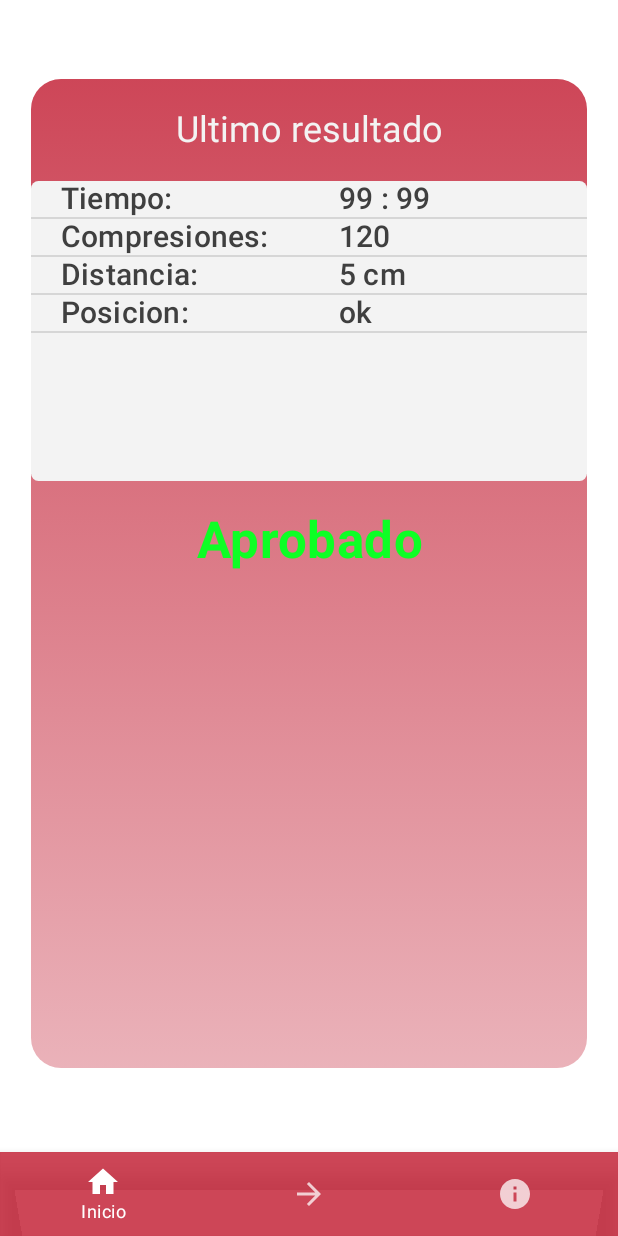
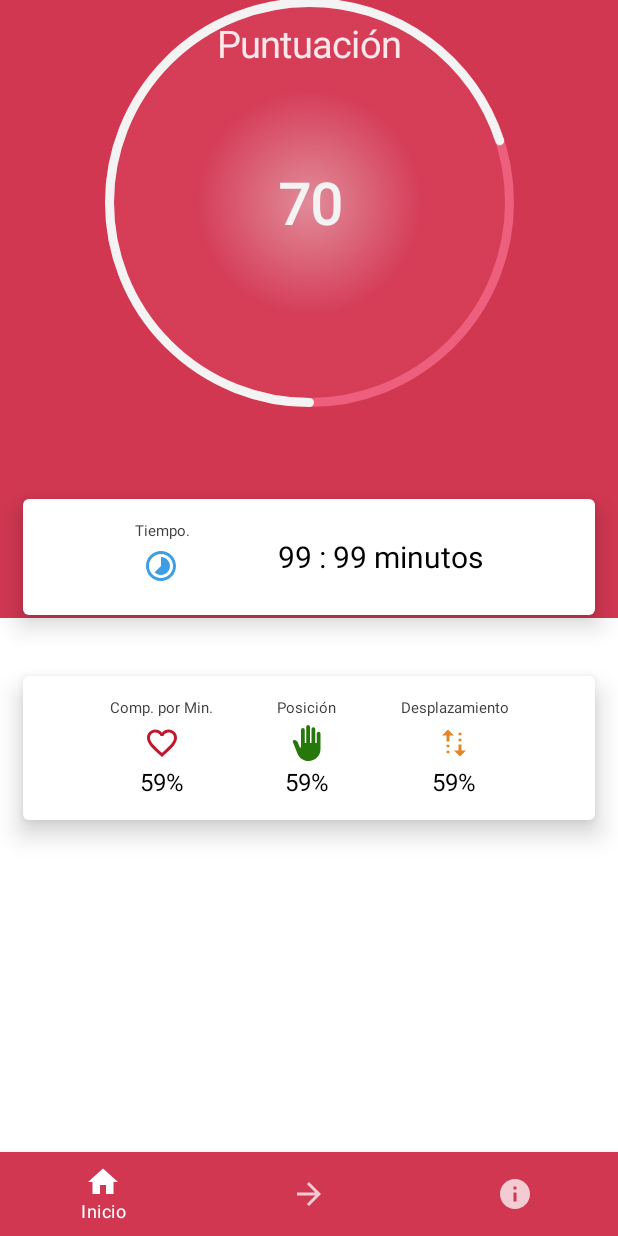
Before and after one commit to kaponero/MyApplication2, an Android app built with Jetpack Compose: the screen it shows after launch (MainActivity), on a phone screen of 412 x 824 dp. Run offline under Robolectric (Android 15) with nearby library versions, the phone set to English and light mode, and no system bars; our stand-ins replace Dagger/Hilt's generated code.

Commit message:
interaz de inicio

```diff
--- a/app/src/main/java/com/example/myapplication/presentation/StartScreen.kt
+++ b/app/src/main/java/com/example/myapplication/presentation/StartScreen.kt
@@ -1,26 +1,37 @@
 package com.example.myapplication.presentation
+import android.graphics.Paint
+import androidx.compose.foundation.Canvas
+import androidx.compose.foundation.Image
 import androidx.compose.foundation.background
 import androidx.compose.foundation.layout.*
 import androidx.compose.foundation.shape.RoundedCornerShape
+import androidx.compose.material.Card
 import androidx.compose.material.Divider
 import androidx.compose.material.MaterialTheme
 import androidx.compose.material.Text
-import androidx.compose.runtime.Composable
-import androidx.compose.runtime.LaunchedEffect
+import androidx.compose.runtime.*
 import androidx.compose.ui.Alignment
 import androidx.compose.ui.Modifier
-import androidx.compose.ui.graphics.Brush
+import androidx.compose.ui.draw.rotate
+import androidx.compose.ui.draw.scale
+import androidx.compose.ui.geometry.Offset
+import androidx.compose.ui.geometry.Size
+import androidx.compose.ui.graphics.*
+import androidx.compose.ui.graphics.drawscope.Stroke
+import androidx.compose.ui.graphics.drawscope.drawIntoCanvas
+import androidx.compose.ui.graphics.vector.VectorProperty
+import androidx.compose.ui.modifier.modifierLocalConsumer
+import androidx.compose.ui.res.painterResource
 import androidx.compose.ui.text.font.FontWeight
 import androidx.compose.ui.text.style.TextAlign
+import androidx.compose.ui.tooling.preview.Preview
 import androidx.compose.ui.unit.dp
+import androidx.compose.ui.unit.sp
 import androidx.navigation.NavController
 import com.example.myapplication.MainActivity.Companion.prefs
+import com.example.myapplication.R
 import com.example.myapplication.presentation.ScreenElements.tiempo
 import com.example.myapplication.ui.theme.*
-
-
-val fondo_resultado = Brush.verticalGradient(
-    listOf(Bordo, DarkBordo))
 
 
 @Composable
@@ -33,54 +44,73 @@ fun StartScreen(navController: NavController,onBluetoothStateChanged:()->Unit){
         prefs.saveTiempo(tiempo.minutos,tiempo.segundos)
     }
 
+    Column (modifier = Modifier.fillMaxSize()) {
         Box(
             modifier = Modifier
                 .fillMaxSize()
-            .offset(0.dp, -30.dp),
-        contentAlignment = Alignment.Center){
-        Column(
+                .background(Purple500)
+                .weight(1f)
+        ){
+            Column (
                 modifier = Modifier
-                .fillMaxWidth(0.9f)
-                .fillMaxHeight(0.8f)
-                .background(
-                    brush = fondo_resultado,
-                    RoundedCornerShape(20.dp)
-                ),
-            horizontalAlignment = Alignment.CenterHorizontally
+                    .fillMaxSize(),
+                horizontalAlignment = Alignment.CenterHorizontally,
 
-        ) {
+            ){
                 Text(
+                    text = "Puntuación",
+                    fontSize = 25.sp,
                     modifier = Modifier
-                    .padding(20.dp),
-                        text = "Ultimo resultado",
-                style = MaterialTheme.typography.h5,
-                color = white)
+                        .padding(15.dp),)
+                CircularIndicator(
+                    modifier = Modifier
+                        .size(150.dp),
+                    initialValue = 70,
+                    primaryColor = white,
+                    secondaryColor = Purple200 ,
+                    circleRadius = 200f
+                )
+            }
+        }
+        Box(
+            modifier = Modifier
+                .fillMaxSize()
+                .weight(1f)
+        )
+    }
+
     Column(
         modifier = Modifier
             .fillMaxWidth()
-                    .background(white, RoundedCornerShape(5.dp))
-                    .height(200.dp)
+            .fillMaxHeight(0.8f),
+        horizontalAlignment = Alignment.CenterHorizontally,
+        verticalArrangement = Arrangement.Center
+    ) {
+        Spacer(modifier = Modifier.height(220.dp))
+        Card(modifier = Modifier
+            .fillMaxWidth()
+            .padding(15.dp),
+            elevation = 10.dp,
+
         ){
-                Row(){
-                    Box (
-                        modifier = Modifier.fillMaxWidth(0.5f),
-                        contentAlignment = Alignment.CenterStart
-                    ) {
-                        Text(
+            Row(
                 modifier = Modifier
-                                .padding(20.dp,0.dp,0.dp,0.dp),
-                            text = "Tiempo: ",
-                            style = MaterialTheme.typography.h6,
-                            color = gray)
+                    .padding(15.dp),
+                verticalAlignment = Alignment.CenterVertically,
+                horizontalArrangement = Arrangement.SpaceEvenly
+            ){
+                Column() {
+                    Text(text = "Tiempo.",
+                        textAlign = TextAlign.Center,
+                        color= gray,
+                        fontSize = 10.sp)
+                    Image(
+                        painter = painterResource(id = R.drawable.timelapse),
+                        contentDescription = "tiempo de entrenamiento",
+                        modifier = Modifier.padding(5.dp,5.dp)
+                    )
                 }
-                    Box(
-                        modifier = Modifier.fillMaxWidth(0.5f),
-                        contentAlignment = Alignment.CenterStart
-                    ){
-                        Text(
-                            modifier = Modifier
-                                .padding(20.dp, 0.dp, 0.dp, 0.dp),
-                            text = "${if(tiempo.minutos>9){
+                Text(text = "${if(tiempo.minutos>9){
                     tiempo.minutos
                 }
                 else{
@@ -92,104 +122,179 @@ fun StartScreen(navController: NavController,onBluetoothStateChanged:()->Unit){
                 else{
                     "0" + tiempo.segundos
                 }
-                            }",
-                            style = MaterialTheme.typography.h6,
-                            color = gray
+                } minutos",
+                    textAlign = TextAlign.Center,
+                    color= black,
+                    fontSize = 20.sp
                 )
             }
         }
-                Divider()
-                Row()
-                {
-                    Box (
-                        modifier = Modifier.fillMaxWidth(0.5f),
-                        contentAlignment = Alignment.CenterStart
+        Spacer(modifier = Modifier.height(10.dp))
+        Card(modifier = Modifier
+            .fillMaxWidth()
+            .padding(15.dp),
+            elevation = 10.dp,
+            ){
+            Row(
+                modifier = Modifier
+                    .padding(15.dp),
+                verticalAlignment = Alignment.CenterVertically,
+                horizontalArrangement = Arrangement.SpaceEvenly
+            ){
+                Column(
+                    horizontalAlignment = Alignment.CenterHorizontally
                 ) {
-                        Text(
-                            modifier = Modifier
-                                .padding(20.dp,0.dp,0.dp,0.dp),
-                            text = "Compresiones: ",
-                            style = MaterialTheme.typography.h6,
-                            color = gray)
-                    }
-                    Box(
-                        modifier = Modifier.fillMaxWidth(0.5f),
-                        contentAlignment = Alignment.CenterStart
-                    ){
-                        Text(
-                            modifier = Modifier
-                                .padding(20.dp, 0.dp, 0.dp, 0.dp),
-                            text = "120",
-                            style = MaterialTheme.typography.h6,
-                            color = gray
+                    Text(text = "Comp. por Min.",
+                        textAlign = TextAlign.Center,
+                        color= gray,
+                        fontSize = 10.sp)
+                    Image(
+                        painter = painterResource(id = R.drawable.lat_minute),
+                        contentDescription = "compresiones por minuto",
+                        modifier = Modifier.padding(5.dp,5.dp))
+                    Text(text = "59%",
+                        textAlign = TextAlign.Center,
+                        color= black,
                         )
                 }
+
+                Column(
+                    horizontalAlignment = Alignment.CenterHorizontally)
+                {
+                    Text(text = "Posición",
+                        textAlign = TextAlign.Center,
+                        color= gray,
+                        fontSize = 10.sp)
+                    Image(
+                        painter = painterResource(id = R.drawable.hand_pos),
+                        contentDescription = "posicion de la mano",
+                        modifier = Modifier.padding(5.dp,5.dp),
+                    )
+                    Text(text = "59%",
+                        textAlign = TextAlign.Center,
+                        color= black)
                 }
-                //Spacer(modifier = Modifier.height(20.dp))
-                Divider()
-                Row() {
-                    Box (
-                        modifier = Modifier.fillMaxWidth(0.5f),
-                        contentAlignment = Alignment.CenterStart
+
+                Column(
+                    horizontalAlignment = Alignment.CenterHorizontally
                 ) {
-                        Text(
+                    Text(text = "Desplazamiento",
+                        textAlign = TextAlign.Center,
+                        color= gray,
+                        fontSize = 10.sp)
+                    Image(
+                        painter = painterResource(id = R.drawable.compresion),
+                        contentDescription = "compresiones",
                         modifier = Modifier
-                                .padding(20.dp,0.dp,0.dp,0.dp),
-                            text = "Distancia: ",
-                            style = MaterialTheme.typography.h6,
-                            color = gray)
+                            .rotate(90f)
+                            .padding(5.dp)
+                    )
+                    Text(text = "59%",
+                        textAlign = TextAlign.Center,
+                        color= black)
                 }
-                    Box(
-                        modifier = Modifier.fillMaxWidth(0.5f),
-                        contentAlignment = Alignment.CenterStart
+            }
+        }
+    }
+}
+
+@Composable
+fun CircularIndicator(
+    modifier: Modifier = Modifier,
+    initialValue: Int,
+    primaryColor: Color,
+    secondaryColor:Color,
+    minValue:Int = 0,
+    maxValue:Int = 100,
+    circleRadius:Float,
+    //onPositionChange:(Int)->Unit
+
 ){
-                        Text(
-                            modifier = Modifier
-                                .padding(20.dp, 0.dp, 0.dp, 0.dp),
-                            text = "5 cm",
-                            style = MaterialTheme.typography.h6,
-                            color = gray
+    var circleCenter by remember {
+        mutableStateOf(Offset.Zero)
+    }
+
+    var positionValue by remember {
+        mutableStateOf(initialValue)
+    }
+
+    Box(modifier = modifier){
+        Canvas(modifier = Modifier
+            .fillMaxSize(),
+            ){
+            val width = size.width
+            val height = size.height
+            val circleThickness = width/25f
+            circleCenter = Offset(x = width/2f, y = height/2f)
+
+            drawCircle(
+                brush = Brush.radialGradient(
+                    listOf(
+                        primaryColor.copy(0.45f),
+                        secondaryColor.copy(0.15f)
+                    )
+                ),
+                radius = circleRadius,
+                center = circleCenter
+            )
+            drawCircle(
+                style = Stroke(
+                    width = circleThickness
+                ),
+                color = secondaryColor,
+                radius = circleRadius,
+                center = circleCenter
+            )
+            drawArc(
+                color = primaryColor,
+                startAngle = 90f,
+                sweepAngle = (360f/maxValue) * positionValue.toFloat(),
+                style = Stroke(
+                    width = circleThickness,
+                    cap = StrokeCap.Round
+                ),
+                useCenter = false,
+                size = Size(
+                    width = circleRadius * 2f,
+                    height = circleRadius * 2f
+                ),
+                topLeft = Offset(
+                    (width - circleRadius * 2f)/2f,
+                    (height - circleRadius * 2f)/2f
+                )
+            )
+            drawContext.canvas.nativeCanvas.apply {
+                drawIntoCanvas {
+                    drawText(
+                        "$positionValue",
+                        circleCenter.x,
+                        circleCenter.y + 45.dp.toPx()/3f,
+                        Paint().apply {
+                            textSize = 38.sp.toPx()
+                            textAlign = Paint.Align.CENTER
+                            color = white.toArgb()
+                            isFakeBoldText = true
+                        }
                     )
                 }
-                }
-                //Spacer(modifier = Modifier.height(20.dp))
-                Divider()
-                Row() {
-                    Box (
-                        modifier = Modifier.fillMaxWidth(0.5f),
-                        contentAlignment = Alignment.CenterStart
-                    ) {
-                        Text(
-                            modifier = Modifier
-                                .padding(20.dp,0.dp,0.dp,0.dp),
-                            text = "Posicion: ",
-                            style = MaterialTheme.typography.h6,
-                            color = gray)
-                    }
-                    Box(
-                        modifier = Modifier.fillMaxWidth(0.5f),
-                        contentAlignment = Alignment.CenterStart
-                    ){
-                        Text(
-                            modifier = Modifier
-                                .padding(20.dp, 0.dp, 0.dp, 0.dp),
-                            text = "ok",
-                            style = MaterialTheme.typography.h6,
-                            color = gray
-                        )
-                    }
-                }
-                Divider()
-            }
-            Spacer(modifier = Modifier.height(20.dp))
-            Text(
-                text = "Aprobado",
-                style = MaterialTheme.typography.h4,
-                color = ligtgreen,
-                fontWeight = FontWeight.Bold,
-                textAlign = TextAlign.Center
-            )
             }
         }
 
     }
+}
+
+@Preview(showBackground = true)
+@Composable
+fun Preview(){
+
+
+    CircularIndicator(
+        modifier = Modifier
+            .size(250.dp)
+            .background(Purple500),
+        initialValue = 70,
+        primaryColor = white,
+        secondaryColor = Purple200 ,
+        circleRadius = 230f
+    )
+}
--- a/app/src/main/java/com/example/myapplication/ui/theme/Color.kt
+++ b/app/src/main/java/com/example/myapplication/ui/theme/Color.kt
@@ -2,14 +2,15 @@ package com.example.myapplication.ui.theme
 
 import androidx.compose.ui.graphics.Color
 
-val Purple200 = Color(0xFFBB86FC)
-val Purple500 = Color(0xFF6200EE)
-val Purple700 = Color(0xFF3700B3)
+val Purple200 = Color(0xFFED5F7D)
+val Purple500 = Color(0xFFD13751)
+val Purple700 = Color(0xFFC1182E)
 val Teal200 = Color(0xFF03DAC5)
 val Grey = Color(0xAAAAAAAA)
 val Bordo = Color(0xCCC1182E)
 val DarkBordo = Color(0x55C1182E)
 
+val black = Color(0xFF000000)
 val darkGray = Color(0xFF1a1717)
 val darkBlue = Color(0xFF18192b)
 val white = Color(0xFFF3F3F3)
--- a/app/src/main/java/com/example/myapplication/ui/theme/Theme.kt
+++ b/app/src/main/java/com/example/myapplication/ui/theme/Theme.kt
@@ -13,8 +13,8 @@ private val DarkColorPalette = darkColors(
 )
 
 private val LightColorPalette = lightColors(
-    primary = Bordo,
-    primaryVariant = DarkBordo,
+    primary = Purple500,
+    primaryVariant = Purple700,
     secondary = Teal200
 
     /* Other default colors to override
--- /dev/null
+++ b/app/src/main/res/drawable/compresion.xml
@@ -0,0 +1,5 @@
+<vector android:height="24dp" android:tint="#E58528"
+    android:viewportHeight="24" android:viewportWidth="24"
+    android:width="24dp" xmlns:android="http://schemas.android.com/apk/res/android">
+    <path android:fillColor="@android:color/white" android:pathData="M17,4l4,4l-4,4V9h-4V7h4V4zM10,7C9.45,7 9,7.45 9,8s0.45,1 1,1s1,-0.45 1,-1S10.55,7 10,7zM6,7C5.45,7 5,7.45 5,8s0.45,1 1,1s1,-0.45 1,-1S6.55,7 6,7zM7,17h4v-2H7v-3l-4,4l4,4V17zM14,17c0.55,0 1,-0.45 1,-1c0,-0.55 -0.45,-1 -1,-1s-1,0.45 -1,1C13,16.55 13.45,17 14,17zM18,17c0.55,0 1,-0.45 1,-1c0,-0.55 -0.45,-1 -1,-1s-1,0.45 -1,1C17,16.55 17.45,17 18,17z"/>
+</vector>
--- /dev/null
+++ b/app/src/main/res/drawable/hand_pos.xml
@@ -0,0 +1,5 @@
+<vector android:height="24dp" android:tint="#257809"
+    android:viewportHeight="24" android:viewportWidth="24"
+    android:width="24dp" xmlns:android="http://schemas.android.com/apk/res/android">
+    <path android:fillColor="@android:color/white" android:pathData="M13,24c-3.26,0 -6.19,-1.99 -7.4,-5.02l-3.03,-7.61C2.26,10.58 3,9.79 3.81,10.05l0.79,0.26c0.56,0.18 1.02,0.61 1.24,1.16L7.25,15H8V3.25C8,2.56 8.56,2 9.25,2s1.25,0.56 1.25,1.25V12h1V1.25C11.5,0.56 12.06,0 12.75,0S14,0.56 14,1.25V12h1V2.75c0,-0.69 0.56,-1.25 1.25,-1.25c0.69,0 1.25,0.56 1.25,1.25V12h1V5.75c0,-0.69 0.56,-1.25 1.25,-1.25S21,5.06 21,5.75V16C21,20.42 17.42,24 13,24z"/>
+</vector>
--- /dev/null
+++ b/app/src/main/res/drawable/lat_minute.xml
@@ -0,0 +1,5 @@
+<vector android:height="24dp" android:tint="#C1182E"
+    android:viewportHeight="24" android:viewportWidth="24"
+    android:width="24dp" xmlns:android="http://schemas.android.com/apk/res/android">
+    <path android:fillColor="@android:color/white" android:pathData="M16.5,3c-1.74,0 -3.41,0.81 -4.5,2.09C10.91,3.81 9.24,3 7.5,3 4.42,3 2,5.42 2,8.5c0,3.78 3.4,6.86 8.55,11.54L12,21.35l1.45,-1.32C18.6,15.36 22,12.28 22,8.5 22,5.42 19.58,3 16.5,3zM12.1,18.55l-0.1,0.1 -0.1,-0.1C7.14,14.24 4,11.39 4,8.5 4,6.5 5.5,5 7.5,5c1.54,0 3.04,0.99 3.57,2.36h1.87C13.46,5.99 14.96,5 16.5,5c2,0 3.5,1.5 3.5,3.5 0,2.89 -3.14,5.74 -7.9,10.05z"/>
+</vector>
--- /dev/null
+++ b/app/src/main/res/drawable/timelapse.xml
@@ -0,0 +1,5 @@
+<vector android:height="24dp" android:tint="#3E9EE3"
+    android:viewportHeight="24" android:viewportWidth="24"
+    android:width="24dp" xmlns:android="http://schemas.android.com/apk/res/android">
+    <path android:fillColor="@android:color/white" android:pathData="M16.24,7.76C15.07,6.59 13.54,6 12,6v6l-4.24,4.24c2.34,2.34 6.14,2.34 8.49,0 2.34,-2.34 2.34,-6.14 -0.01,-8.48zM12,2C6.48,2 2,6.48 2,12s4.48,10 10,10 10,-4.48 10,-10S17.52,2 12,2zM12,20c-4.42,0 -8,-3.58 -8,-8s3.58,-8 8,-8 8,3.58 8,8 -3.58,8 -8,8z"/>
+</vector>
--- a/app/src/main/res/values/colors.xml
+++ b/app/src/main/res/values/colors.xml
@@ -1,12 +1,12 @@
 <?xml version="1.0" encoding="utf-8"?>
 <resources>
-    <color name="purple_200">#FFBB86FC</color>
-    <color name="purple_500">#FF6200EE</color>
-    <color name="purple_700">#FF3700B3</color>
+    <color name="purple_200">#FFED5F7D</color>
+    <color name="purple_500">#FFD13751</color>
+    <color name="purple_700">#FFC1182E</color>
     <color name="teal_200">#FF03DAC5</color>
     <color name="teal_700">#FF018786</color>
     <color name="black">#FF000000</color>
     <color name="white">#FFFFFFFF</color>
     <color name="gray">#AAAAAAAA</color>
-    <color name="bordo">#C1182E</color>
+    <color name="bordo">#FFC1182E</color>
 </resources>
```
Lines whose indentation alone changed are shown as unchanged.
